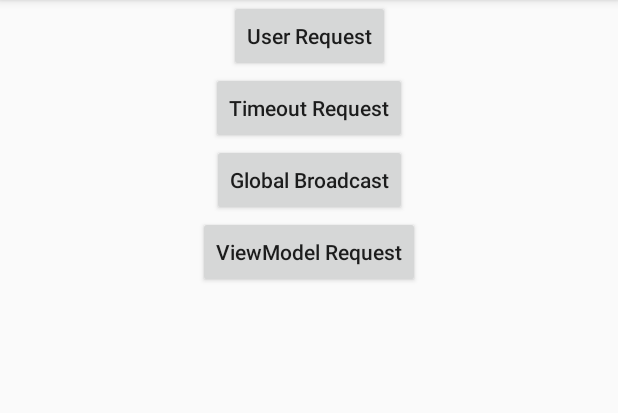
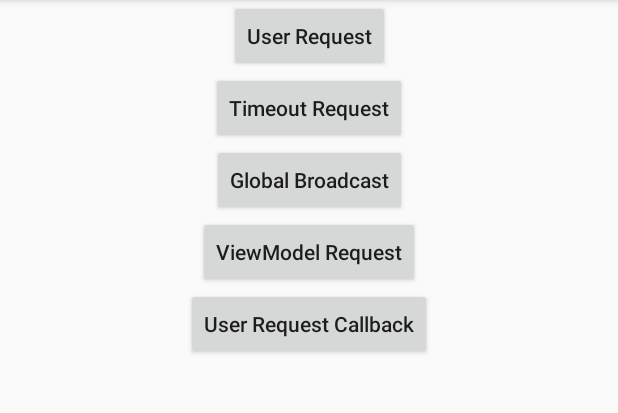
Before and after one commit to itvincent-git/proto-queue, an Android app: the XunhuanActivity screen opened directly, with no data from a screen before it, on a phone screen of 412 x 824 dp, the part 84-497 px from its top. Run offline under Robolectric (Android 15) with nearby library versions, the phone set to English and light mode, and no system bars; libraries missing offline, so code that uses them is left out: com.google.protobuf.nano, net.slog, net.stripe.lib; 2 statements that could not run were skipped.

Commit message:
version=2.2.0-XH RPC增加requestCallback；修复requestUri没有正确设置

```diff
--- a/gradle.properties
+++ b/gradle.properties
@@ -12,4 +12,4 @@ kapt.incremental.apt=true
 # This option should only be used with decoupled projects. More details, visit
 # http://www.gradle.org/docs/current/userguide/multi_project_builds.html#sec:decoupled_projects
 # org.gradle.parallel=true
-version=2.1.0-XH
+version=2.2.0-XH
--- a/sample/src/main/res/layout/activity_xunhuan.xml
+++ b/sample/src/main/res/layout/activity_xunhuan.xml
@@ -46,4 +46,14 @@
         app:layout_constraintStart_toStartOf="parent"
         app:layout_constraintTop_toBottomOf="@+id/global_broadcast" />
 
+    <Button
+        android:id="@+id/user_request_cb"
+        android:layout_width="wrap_content"
+        android:layout_height="wrap_content"
+        android:text="User Request Callback"
+        android:textAllCaps="false"
+        app:layout_constraintEnd_toEndOf="parent"
+        app:layout_constraintStart_toStartOf="parent"
+        app:layout_constraintTop_toBottomOf="@+id/vm_request" />
+
 </android.support.constraint.ConstraintLayout>
```
Also changed, not shown: protoqueue-common/src/main/java/net/protoqueue/rpc/Response.kt (+0 -11 lines), protoqueue-compiler/src/main/java/net/protoqueue/compiler/writer/ProtoQueueRPCWriter.kt (+87 -16 lines), protoqueue-runtime/src/main/java/net/protoqueue/rpc/RPC.kt (+6 -1 lines), protoqueue-runtime/src/main/java/net/protoqueue/rpc/ResponseEx.kt (added, +12 -0 lines), sample/src/main/java/net/protoqueue/sample/dsl/DslProtoQueue.kt (+8 -1 lines), sample/src/main/java/net/protoqueue/sample/dsl/XunhuanActivity.kt (+24 -0 lines).
